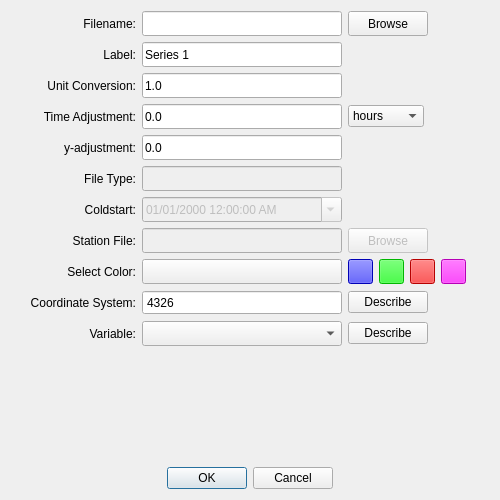
Qt form MetOceanViewer_GUI/ui/mov_dialog_addtimeseries.ui (zcobell/MetOceanViewer) before a commit.
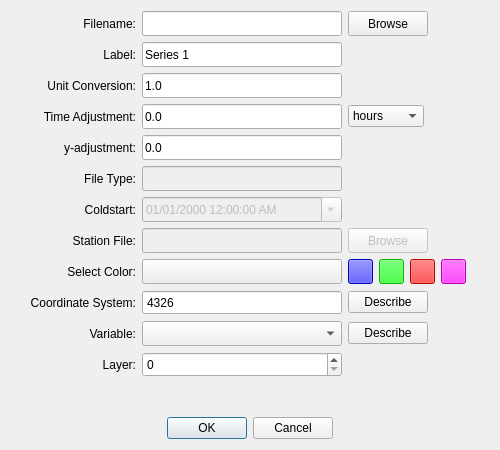
The same form after that commit. Icons and pictures are not drawn.

```diff
--- a/MetOceanViewer_GUI/ui/mov_dialog_addtimeseries.ui
+++ b/MetOceanViewer_GUI/ui/mov_dialog_addtimeseries.ui
@@ -31,7 +31,7 @@
     <x>0</x>
     <y>0</y>
     <width>500</width>
-    <height>500</height>
+    <height>450</height>
    </rect>
   </property>
   <property name="sizePolicy">
@@ -43,13 +43,13 @@
   <property name="minimumSize">
    <size>
     <width>500</width>
-    <height>500</height>
+    <height>450</height>
    </size>
   </property>
   <property name="maximumSize">
    <size>
     <width>500</width>
-    <height>500</height>
+    <height>450</height>
    </size>
   </property>
   <property name="windowTitle">
@@ -931,6 +931,61 @@
      </item>
     </layout>
    </item>
+   <item>
+    <layout class="QHBoxLayout" name="horizontalLayout_12">
+     <item>
+      <widget class="QLabel" name="label_layer">
+       <property name="minimumSize">
+        <size>
+         <width>125</width>
+         <height>25</height>
+        </size>
+       </property>
+       <property name="maximumSize">
+        <size>
+         <width>125</width>
+         <height>25</height>
+        </size>
+       </property>
+       <property name="text">
+        <string>Layer:</string>
+       </property>
+       <property name="alignment">
+        <set>Qt::AlignRight|Qt::AlignTrailing|Qt::AlignVCenter</set>
+       </property>
+      </widget>
+     </item>
+     <item>
+      <widget class="QSpinBox" name="spin_layer">
+       <property name="minimumSize">
+        <size>
+         <width>200</width>
+         <height>25</height>
+        </size>
+       </property>
+       <property name="maximumSize">
+        <size>
+         <width>200</width>
+         <height>25</height>
+        </size>
+       </property>
+      </widget>
+     </item>
+     <item>
+      <spacer name="horizontalSpacer_12">
+       <property name="orientation">
+        <enum>Qt::Horizontal</enum>
+       </property>
+       <property name="sizeHint" stdset="0">
+        <size>
+         <width>40</width>
+         <height>20</height>
+        </size>
+       </property>
+      </spacer>
+     </item>
+    </layout>
+   </item>
    <item>
     <spacer name="verticalSpacer">
      <property name="orientation">
```
